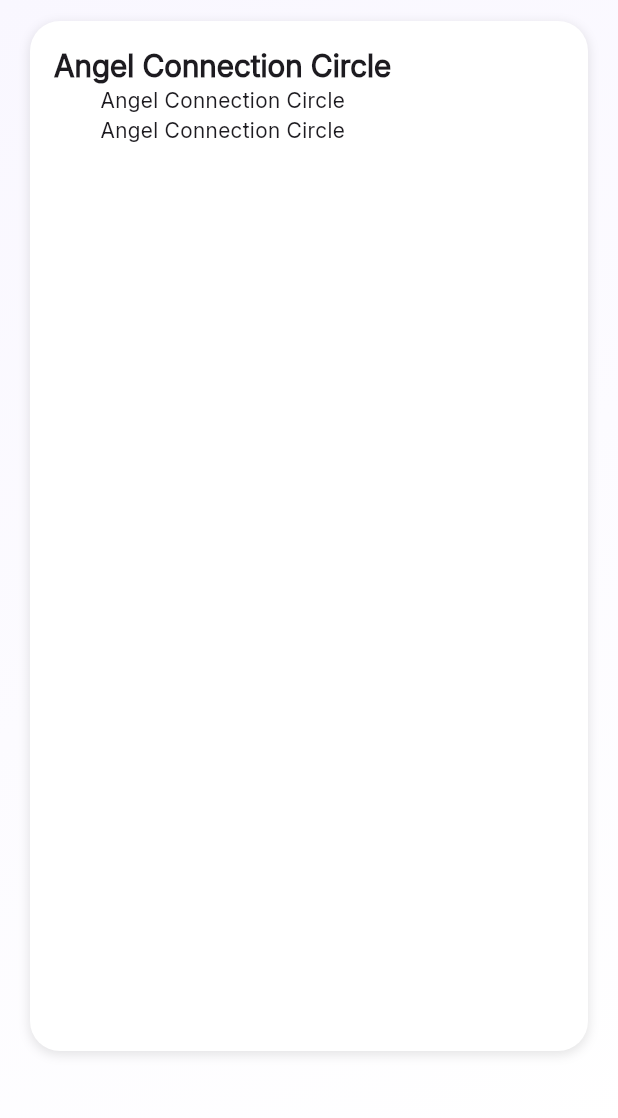
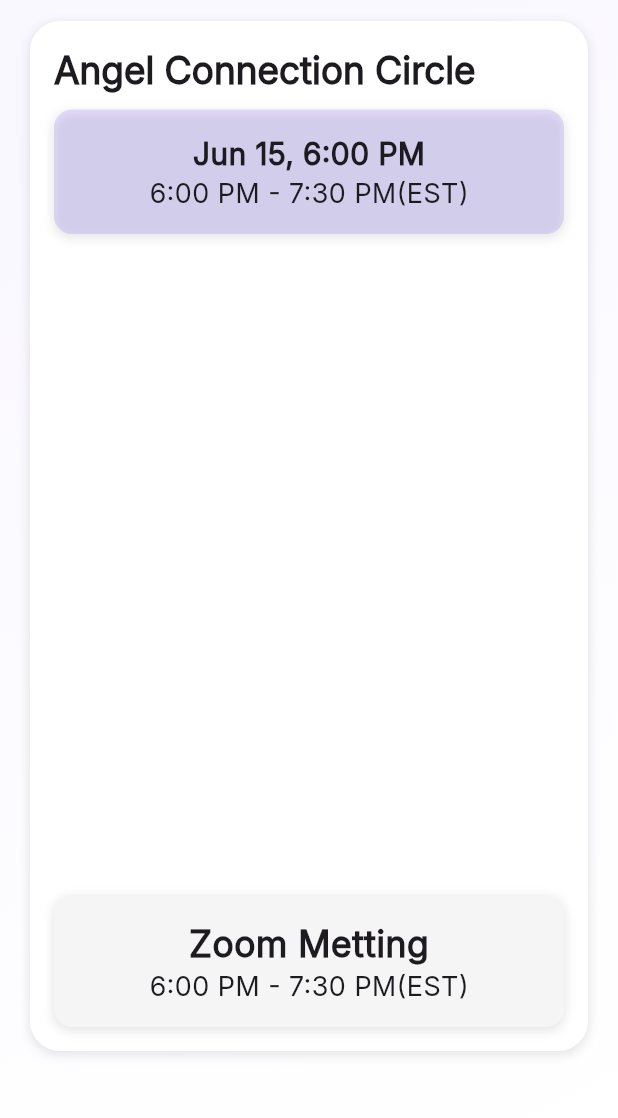
Before and after one commit to Nishan-Pradhan06/OracleCardMobileApp, a Flutter app: the SessionScreen screen opened directly, after a tap on "RSVP", on a phone screen of 412 x 824 dp, the part 84-1202 px from its top. Run offline on Flutter 3.47's test engine with Material 3 defaults, Android fonts, the phone set to English and light mode, and no system bars; our stand-ins replace cached_network_image, dartz, dio, equatable, flutter_bloc, flutter_dotenv and 12 more; accounts and stored records are empty.

Commit message:
session details screens

```diff
--- a/lib/features/users/sessions/models/session_model.dart
+++ b/lib/features/users/sessions/models/session_model.dart
@@ -1,11 +1,11 @@
 class Session {
-  final String dateText;
+  final String dateTime;
   final String title;
   final String description;
   final bool isButtonEnabled;
 
   const Session({
-    required this.dateText,
+    required this.dateTime,
     required this.title,
     required this.description,
     this.isButtonEnabled = false,
@@ -14,7 +14,7 @@ class Session {
   // Factory constructor for JSON parsing (optional)
   factory Session.fromJson(Map<String, dynamic> json) {
     return Session(
-      dateText: json['dateText'] ?? '',
+      dateTime: json['dateTime'] ?? '',
       title: json['title'] ?? '',
       description: json['description'] ?? '',
       isButtonEnabled: json['isButtonEnabled'] ?? false,
@@ -24,7 +24,7 @@ class Session {
   // Convert to JSON (optional)
   Map<String, dynamic> toJson() {
     return {
-      'dateText': dateText,
+      'dateTime': dateTime,
       'title': title,
       'description': description,
       'isButtonEnabled': isButtonEnabled,
@@ -33,13 +33,13 @@ class Session {
 
   // Copy with new values (optional for immutability)
   Session copyWith({
-    String? dateText,
+    String? dateTime,
     String? title,
     String? description,
     bool? isButtonEnabled,
   }) {
     return Session(
-      dateText: dateText ?? this.dateText,
+      dateTime: dateTime ?? this.dateTime,
       title: title ?? this.title,
       description: description ?? this.description,
       isButtonEnabled: isButtonEnabled ?? this.isButtonEnabled,
--- a/lib/features/users/sessions/screen/sessions_details_screen.dart
+++ b/lib/features/users/sessions/screen/sessions_details_screen.dart
@@ -1,8 +1,10 @@
 import 'package:flutter/material.dart';
+import 'package:go_router/go_router.dart';
 import 'package:oracle_card_app/core/widgets/custom_background.dart';
 import 'package:oracle_card_app/core/widgets/custom_container.dart';
 import 'package:oracle_card_app/core/widgets/custom_padding.dart';
 import 'package:oracle_card_app/core/widgets/custom_refresh_indicator.dart';
+import 'package:oracle_card_app/router/app_routes_names.dart';
 
 import '../../../../core/widgets/custom_appbar.dart';
 import '../../../../core/widgets/custom_chip.dart';
@@ -10,7 +12,12 @@ import '../../home/widgets/notification_widget.dart';
 
 class SessionsDetailsScreen extends StatelessWidget {
   final String title;
-  const SessionsDetailsScreen({super.key, required this.title});
+  final String dateTime;
+  const SessionsDetailsScreen({
+    super.key,
+    required this.title,
+    required this.dateTime,
+  });
 
   @override
   Widget build(BuildContext context) {
@@ -31,14 +38,86 @@ class SessionsDetailsScreen extends StatelessWidget {
               child: CustomContainer(
                 height: MediaQuery.sizeOf(context).height / 1.2,
                 child: Column(
+                  spacing: 10,
+                  mainAxisAlignment: MainAxisAlignment.spaceBetween,
                   children: [
-                    Text(
-                      title,
-                      style: Theme.of(context).textTheme.headlineSmall
-                          ?.copyWith(fontWeight: FontWeight.bold, fontSize: 20),
+                    Column(
+                      crossAxisAlignment: CrossAxisAlignment.start,
+
+                      spacing: 10,
+                      children: [
+                        Text(
+                          title,
+                          style: Theme.of(context).textTheme.headlineSmall
+                              ?.copyWith(
+                                fontWeight: FontWeight.bold,
+                                fontSize: 25,
+                              ),
+                        ),
+                        CustomContainer(
+                          useIntrinsicHeight: true,
+                          borderRadius: BorderRadius.circular(12),
+                          backgroundColor: Color(
+                            0xFF6B48FF,
+                          ).withValues(alpha: .16),
+                          child: Center(
+                            child: Column(
+                              children: [
+                                Text(
+                                  dateTime,
+                                  style: Theme.of(context).textTheme.bodySmall
+                                      ?.copyWith(
+                                        fontWeight: FontWeight.bold,
+                                        fontSize: 20,
+                                      ),
+                                ),
+                                Text(
+                                  '6:00 PM - 7:30 PM(EST)',
+                                  style: Theme.of(context).textTheme.bodySmall
+                                      ?.copyWith(
+                                        // fontWeight: FontWeight.bold,
+                                        fontSize: 18,
+                                      ),
+                                ),
+                              ],
+                            ),
+                          ),
+                        ),
+                      ],
                     ),
-                    Text('Angel Connection Circle'),
-                    Text('Angel Connection Circle'),
+
+                    CustomContainer(
+                      onTap: () {
+                        context.pushNamed(
+                          AppRoutesName.joinSessionScreenAppRoutes,
+                        );
+                      },
+                      useIntrinsicHeight: true,
+                      borderRadius: BorderRadius.circular(12),
+                      backgroundColor: Color(0xFFF5F5F5),
+                      child: Center(
+                        child: Column(
+                          children: [
+                            Text(
+                              'Zoom Metting',
+                              style: Theme.of(context).textTheme.bodySmall
+                                  ?.copyWith(
+                                    fontWeight: FontWeight.bold,
+                                    fontSize: 24,
+                                  ),
+                            ),
+                            Text(
+                              '6:00 PM - 7:30 PM(EST)',
+                              style: Theme.of(context).textTheme.bodySmall
+                                  ?.copyWith(
+                                    // fontWeight: FontWeight.bold,
+                                    fontSize: 18,
+                                  ),
+                            ),
+                          ],
+                        ),
+                      ),
+                    ),
                   ],
                 ),
               ),
--- a/lib/features/users/sessions/screen/sessions_screen.dart
+++ b/lib/features/users/sessions/screen/sessions_screen.dart
@@ -18,21 +18,21 @@ class SessionScreen extends StatelessWidget {
   // ✅ Example list of sessions
   List<Session> get sessions => const [
     Session(
-      dateText: 'Jun 15, 6:00 PM',
+      dateTime: 'Jun 15, 6:00 PM',
       title: 'Angel Connection Circle',
       description:
           'Connect with your angels and receive messages in this guided group meditation session.',
       isButtonEnabled: true,
     ),
     Session(
-      dateText: 'Jun 18, 7:30 PM',
+      dateTime: 'Jun 18, 7:30 PM',
       title: 'Tarot Insights Workshop',
       description:
           'Learn to interpret tarot cards and gain deeper insights into your life path.',
       isButtonEnabled: true,
     ),
     Session(
-      dateText: 'Jun 22, 9:00 PM',
+      dateTime: 'Jun 22, 9:00 PM',
       title: 'Full Moon Meditation',
       description:
           'Harness the energy of the full moon for manifestation and release.',
@@ -70,14 +70,17 @@ class SessionScreen extends StatelessWidget {
                   // ✅ Dynamically build cards from the model
                   ...sessions.map(
                     (session) => SessionsCardWidget(
-                      dateText: session.dateText,
+                      dateText: session.dateTime,
                       title: session.title,
                       description: session.description,
                       isButtonEnabled: session.isButtonEnabled,
                       onPressed: () {
                         context.pushNamed(
                           AppRoutesName.sessionsDetailsScreenScreenRoute,
-                          extra: {'title': session.title},
+                          extra: {
+                            'title': session.title,
+                            'dateTime': session.dateTime,
+                          },
                         );
                       },
                     ),
--- a/lib/router/user_router.dart
+++ b/lib/router/user_router.dart
@@ -75,7 +75,10 @@ List<GoRoute> userAppRoutes = [
     builder: (context, state) {
       final extra = state.extra as Map<String, dynamic>;
 
-      return SessionsDetailsScreen(title: extra['title']);
+      return SessionsDetailsScreen(
+        title: extra['title'],
+        dateTime: extra['dateTime'],
+      );
     },
   ),
 ];
```
